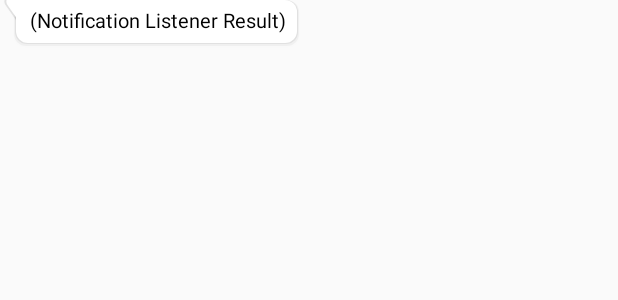
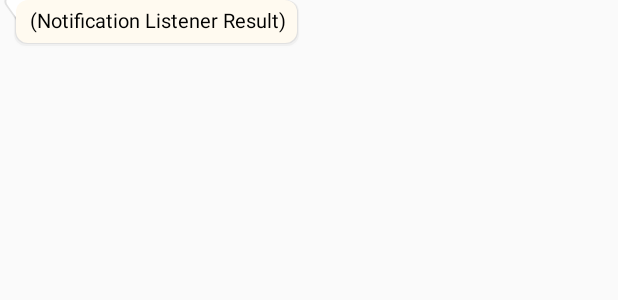
Before and after one commit to noobymage9/Mesh-Android, an Android app: the layout speech_bubble.xml on its own in the app's theme, with its tools: preview values and no code run, on a phone screen of 412 x 824 dp. Shown: the top 300 px of the screen. Run offline under Robolectric (Android 15) with nearby library versions, the phone set to English and light mode, and no system bars.

Commit message:
FLORAL WHITE

```diff
--- a/app/src/main/res/drawable/incoming_speech_bubble.xml
+++ b/app/src/main/res/drawable/incoming_speech_bubble.xml
@@ -97,7 +97,7 @@
     </item>
     <item android:left="8dp">
         <shape android:shape="rectangle">
-            <solid android:color="@color/White" />
+            <solid android:color="@color/FloralWhite" />
             <corners android:radius="8dp" />
         </shape>
     </item>
```
